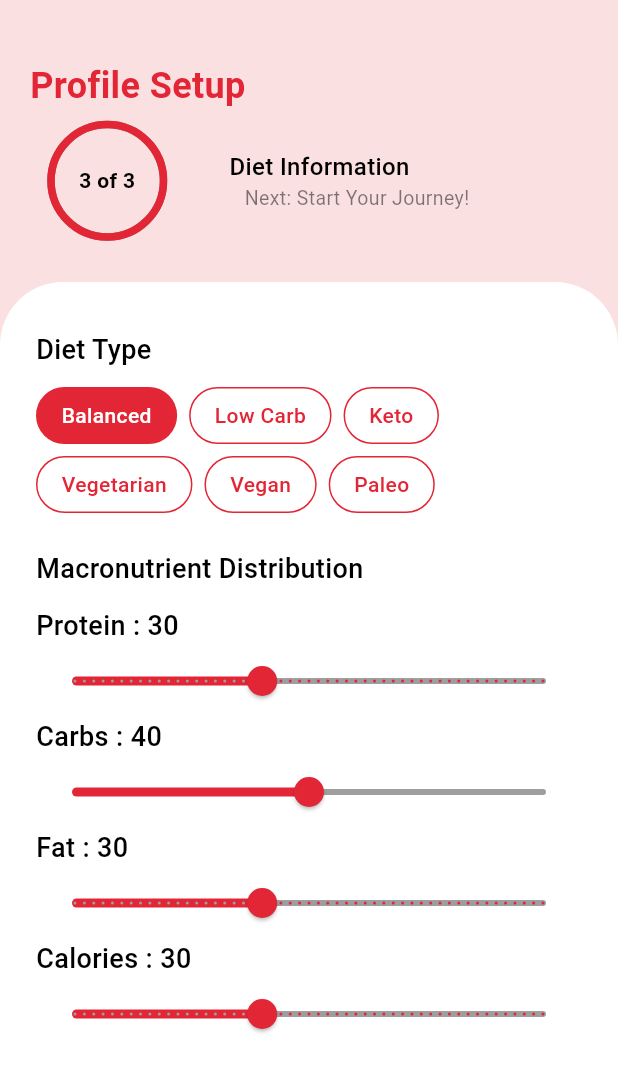
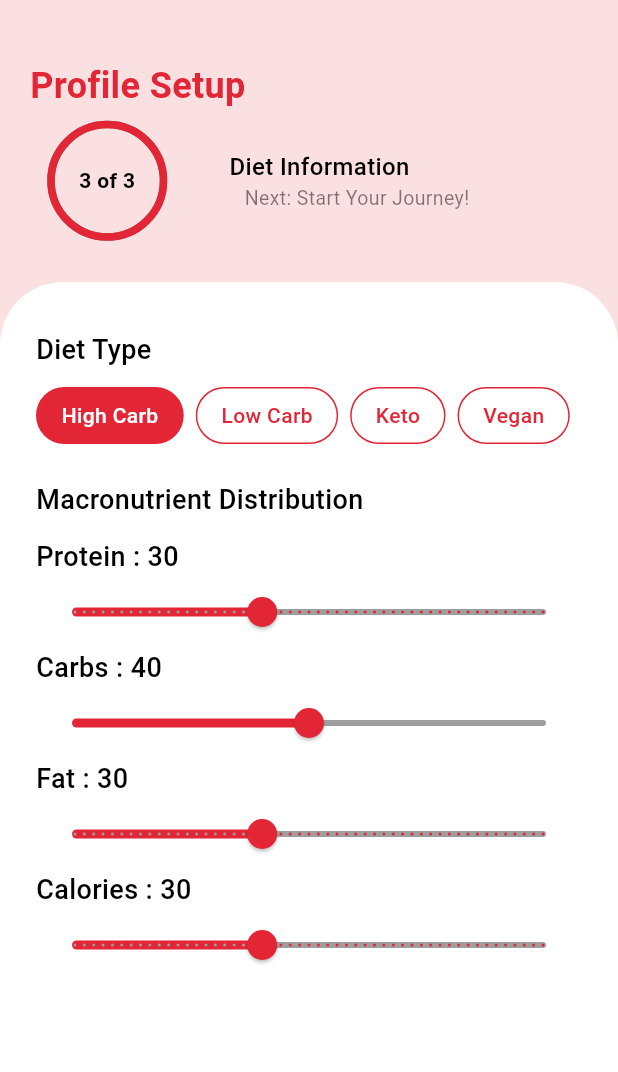
Before and after one commit to TechnoTitans-FitFat/FitFat-Flutter, a Flutter app: the InputMyDietView screen opened directly, on a phone screen of 412 x 824 dp. Shown: the top 1072 px of the screen. Run offline on Flutter 3.47's test engine with Material 3 defaults, Android fonts, the phone set to English and light mode, and no system bars; drawn by our look-alikes of percent_indicator; our stand-ins replace carousel_slider, device_preview, dio, equatable, flutter_bloc, flutter_svg and 7 more; accounts and stored records are empty; network calls fail.

Commit message:
Refactor InputMyDietView and CalculateDietView components; restructure file organization and improve code readability.

```diff
--- a/lib/features/registration_details/presentation/views/input_my_diet_view.dart
+++ b/lib/features/registration_details/presentation/input_my_diet/presentation/view/input_my_diet_view.dart
@@ -1,7 +1,7 @@
 import 'package:fitfat/core/constants/light_colors.dart';
 import 'package:fitfat/features/registration_details/presentation/widgets/current_page_indicator_section.dart';
 import 'package:fitfat/features/registration_details/presentation/widgets/custom_container_profile_set_up.dart';
-import 'package:fitfat/features/registration_details/presentation/widgets/input_my_diet_view_body.dart';
+import 'package:fitfat/features/registration_details/presentation/input_my_diet/presentation/widgets/input_my_diet_view_body.dart';
 import 'package:flutter/material.dart';
 import 'package:google_fonts/google_fonts.dart';
 
--- a/lib/features/registration_details/presentation/widgets/input_my_diet_view_body.dart
+++ b/lib/features/registration_details/presentation/input_my_diet/presentation/widgets/input_my_diet_view_body.dart
@@ -13,40 +13,19 @@ class InputMyDietViewBody extends StatefulWidget {
 class _InputMyDietViewBodyState extends State<InputMyDietViewBody> {
   // Diet preferences state
   final List<String> _dietTypes = [
-    'Balanced',
+    'High Carb',
     'Low Carb',
     'Keto',
-    'Vegetarian',
     'Vegan',
-    'Paleo'
   ];
-  String _selectedDietType = 'Balanced';
+  String _selectedDietType = 'High Carb';
 
   // Macronutrient values
   double _proteinPercentage = 30;
   double _carbsPercentage = 40;
   double _fatPercentage = 30;
-
-  // Meal frequency
-  double _mealsPerDay = 3;
-
-  // Calorie goal
-  double _calorieGoal = 2000;
-
   // Food preferences
   final List<String> _foodPreferences = [];
-  final List<String> availableFoods = [
-    'Chicken',
-    'Beef',
-    'Fish',
-    'Eggs',
-    'Dairy',
-    'Fruits',
-    'Vegetables',
-    'Nuts',
-    'Grains',
-    'Legumes'
-  ];
 
   void saveDietInformation() {
     // Here you would save the diet information to your state management solution
@@ -55,11 +34,6 @@ class _InputMyDietViewBodyState extends State<InputMyDietViewBody> {
     // Example of data to save
     final Map<String, dynamic> dietInfo = {
       'dietType': _selectedDietType,
-      'proteinPercentage': _proteinPercentage,
-      'carbsPercentage': _carbsPercentage,
-      'fatPercentage': _fatPercentage,
-      'mealsPerDay': _mealsPerDay.toInt(),
-      'calorieGoal': _calorieGoal.toInt(),
       'foodPreferences': _foodPreferences,
     };
 
--- a/lib/features/registration_details/presentation/widgets/diet_determination_way_selection.dart
+++ b/lib/features/registration_details/presentation/widgets/diet_determination_way_selection.dart
@@ -1,6 +1,6 @@
 import 'package:fitfat/core/constants/light_colors.dart';
-import 'package:fitfat/features/registration_details/presentation/views/calculate_diet_view.dart';
-import 'package:fitfat/features/registration_details/presentation/views/input_my_diet_view.dart';
+import 'package:fitfat/features/registration_details/presentation/calculatw_diet/calculate_diet_view.dart';
+import 'package:fitfat/features/registration_details/presentation/input_my_diet/presentation/view/input_my_diet_view.dart';
 import 'package:fitfat/features/registration_details/presentation/widgets/buttons.dart';
 import 'package:flutter/material.dart';
 
```
Also changed, not shown: lib/features/registration_details/presentation/calculatw_diet/calculate_diet_view.dart (renamed from lib/features/registration_details/presentation/views/calculate_diet_view.dart), 4 other files.
